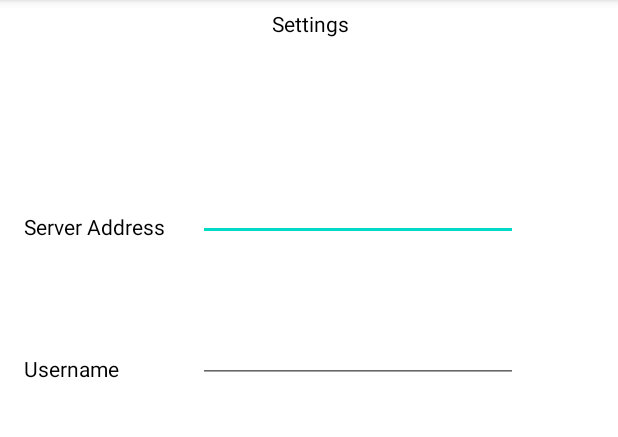
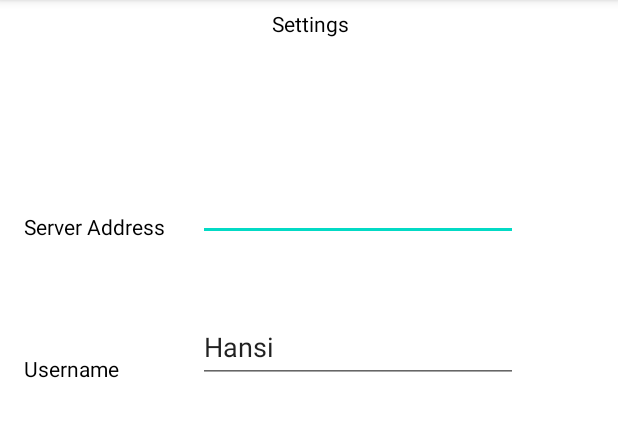
Before and after one commit to liolin/mge, an Android app: the screen it shows after launch (SettingsActivity), after a tap on "SETTINGS", on a phone screen of 412 x 824 dp, the part 84-521 px from its top. Run offline under Robolectric (Android 15) with nearby library versions, the phone set to English and light mode, and no system bars.

Commit message:
Clean up work

```diff
--- a/app/src/main/java/ch/ost/mge/mini/lanchat/activities/MainActivity.kt
+++ b/app/src/main/java/ch/ost/mge/mini/lanchat/activities/MainActivity.kt
@@ -1,5 +1,6 @@
 package ch.ost.mge.mini.lanchat.activities
 
+import android.content.Context
 import android.content.Intent
 import androidx.appcompat.app.AppCompatActivity
 import android.os.Bundle
@@ -14,14 +15,18 @@ class MainActivity : AppCompatActivity() {
         setContentView(R.layout.activity_main)
         SettingsStore.load(this)
 
-        val switchToChatActivityIntend = Intent(this, ChatActivity::class.java)
-        val switchToSettingsActivity = Intent(this, SettingsActivity::class.java);
-        val chatButton = findViewById<Button>(R.id.btnGoToChat);
+        val switchToChatActivityIntend = ChatActivity.createIntent(this)
+        val switchToSettingsActivity = SettingsActivity.createIntent(this)
+
+        val chatButton = findViewById<Button>(R.id.btnGoToChat)
         val settingsButton = findViewById<Button>(R.id.btnGoToSettings)
-        chatButton.setOnClickListener {
-            switchToChatActivityIntend.putExtra("username", "Hans")
-            startActivity(switchToChatActivityIntend)
-        }
+        chatButton.setOnClickListener { startActivity(switchToChatActivityIntend) }
         settingsButton.setOnClickListener { startActivity(switchToSettingsActivity) }
     }
+
+    companion object Factory {
+        fun createIntent(context: Context): Intent {
+            return Intent(context, MainActivity::class.java)
+        }
+    }
 }
--- a/app/src/main/java/ch/ost/mge/mini/lanchat/activities/SettingsActivity.kt
+++ b/app/src/main/java/ch/ost/mge/mini/lanchat/activities/SettingsActivity.kt
@@ -7,21 +7,27 @@ import android.os.Bundle
 import android.widget.Button
 import android.widget.EditText
 import ch.ost.mge.mini.lanchat.R
+import ch.ost.mge.mini.lanchat.WebSocketClient
 import ch.ost.mge.mini.lanchat.model.SettingsStore
 
 
 
 
 class SettingsActivity : AppCompatActivity() {
+    private lateinit var btnBack: Button
+    private lateinit var btnSave: Button
+    private lateinit var txtServerAddress: EditText
+    private lateinit var txtUsername: EditText
+
     override fun onCreate(savedInstanceState: Bundle?) {
         super.onCreate(savedInstanceState)
         setContentView(R.layout.activity_settings)
 
-        val switchToHomeActivity = Intent(this, MainActivity::class.java)
-        val btnBack = findViewById<Button>(R.id.btnSettingsBackToHome)
-        val btnSave = findViewById<Button>(R.id.btnSave)
-        val txtServerAddress = findViewById<EditText>(R.id.txtServerAddress)
-        val txtUsername = findViewById<EditText>(R.id.txtUsername)
+        val switchToHomeActivity = MainActivity.createIntent(this)
+        btnBack = findViewById(R.id.btnSettingsBackToHome)
+        btnSave = findViewById(R.id.btnSave)
+        txtServerAddress = findViewById(R.id.txtServerAddress)
+        txtUsername = findViewById(R.id.txtUsername)
 
         btnBack.setOnClickListener { startActivity(switchToHomeActivity) }
         btnSave.setOnClickListener {
@@ -31,4 +37,17 @@ class SettingsActivity : AppCompatActivity() {
         }
 
     }
+
+    override fun onResume() {
+        super.onResume()
+        SettingsStore.load(this)
+        txtUsername.setText(SettingsStore.username)
+        txtServerAddress.setText(SettingsStore.serverAddress)
+    }
+
+    companion object Factory {
+        fun createIntent(context: Context): Intent {
+            return Intent(context, SettingsActivity::class.java)
+        }
+    }
 }
```
Also changed, not shown: app/src/main/java/ch/ost/mge/mini/lanchat/activities/ChatActivity.kt (+15 -11 lines), app/src/main/java/ch/ost/mge/mini/lanchat/adapter/MessageAdapter.kt (+5 -10 lines).
